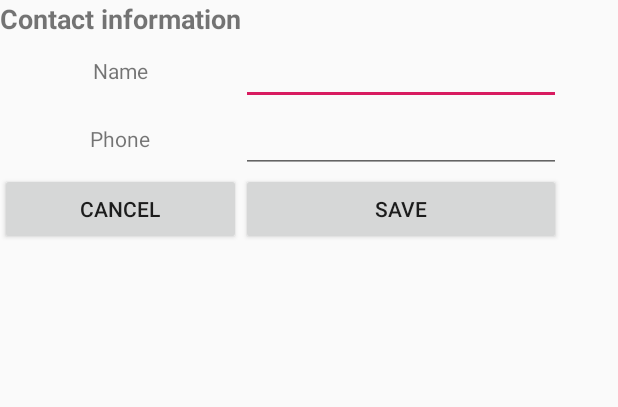
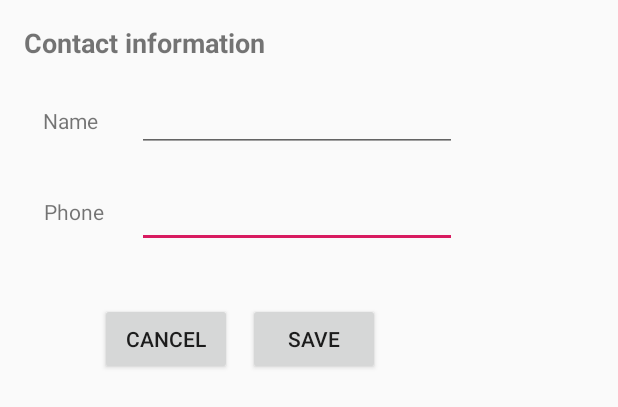
Before and after one commit to Rafa3094/HelpMe, an Android app: the layout dialog_addcontact.xml on its own in the app's theme, with its tools: preview values and no code run, on a phone screen of 412 x 824 dp. Shown: the top 407 px of the screen. Run offline under Robolectric (Android 15) with nearby library versions, the phone set to English and light mode, and no system bars.

Commit message:
Se ajusta la ventana de agregar contactos 02062019_11_06_2019

```diff
--- a/app/src/main/res/layout/dialog_addcontact.xml
+++ b/app/src/main/res/layout/dialog_addcontact.xml
@@ -6,91 +6,138 @@
     android:layout_height="match_parent">
 
 
-    <TableLayout
-        android:layout_width="match_parent"
-        android:layout_height="match_parent"
-        app:layout_constraintTop_toTopOf="parent">
+    <android.support.constraint.ConstraintLayout
+        android:layout_width="395dp"
+        android:layout_height="281dp"
+        tools:layout_editor_absoluteX="8dp"
+        tools:layout_editor_absoluteY="16dp">
 
-        <TableRow
-            android:layout_width="match_parent"
-            android:layout_height="match_parent">
+        <Button
+            android:id="@+id/buttonOk"
 
-            <TextView
-                android:id="@+id/textViewTitle"
-                android:layout_width="wrap_content"
-                android:layout_height="wrap_content"
-                android:layout_gravity="center"
-                android:text="@string/DatosContacto"
-                android:textSize="18sp"
-                android:textStyle="bold"
-                android:visibility="visible"
-                tools:text="@string/DatosContacto"
-                tools:visibility="visible" />
+            android:layout_width="wrap_content"
+            android:layout_height="wrap_content"
+            android:layout_marginStart="8dp"
+            android:layout_marginTop="8dp"
+            android:layout_marginEnd="8dp"
+            android:layout_marginBottom="8dp"
+            android:text="@string/Guardar"
+            app:layout_constraintBottom_toBottomOf="parent"
+            app:layout_constraintEnd_toEndOf="parent"
+            app:layout_constraintHorizontal_bias="0.539"
+            app:layout_constraintStart_toStartOf="parent"
+            app:layout_constraintTop_toTopOf="parent"
+            app:layout_constraintVertical_bias="0.894"
+            tools:text="@string/Guardar" />
 
-        </TableRow>
+        <Button
+            android:id="@+id/buttonCancel"
 
-        <TableRow
-            android:layout_width="match_parent"
-            android:layout_height="match_parent">
+            android:layout_width="wrap_content"
+            android:layout_height="wrap_content"
+            android:layout_marginStart="8dp"
+            android:layout_marginTop="8dp"
+            android:layout_marginEnd="8dp"
+            android:layout_marginBottom="8dp"
+            android:text="@string/Cancelar"
+            app:layout_constraintBottom_toBottomOf="parent"
+            app:layout_constraintEnd_toEndOf="parent"
+            app:layout_constraintHorizontal_bias="0.202"
+            app:layout_constraintStart_toStartOf="parent"
+            app:layout_constraintTop_toTopOf="parent"
+            app:layout_constraintVertical_bias="0.894"
+            tools:text="@string/Cancelar" />
 
-            <TextView
-                android:id="@+id/textViewNombre"
-                android:layout_width="wrap_content"
-                android:layout_height="wrap_content"
-                android:layout_gravity="center"
-                android:text="@string/Nombre"
-                tools:text="@string/Nombre" />
+        <EditText
+            android:id="@+id/editTextTelefono"
+            android:layout_width="wrap_content"
+            android:layout_height="wrap_content"
+            android:layout_marginStart="8dp"
+            android:layout_marginTop="8dp"
+            android:layout_marginEnd="8dp"
+            android:layout_marginBottom="8dp"
+            android:ems="10"
+            android:inputType="phone"
+            app:layout_constraintBottom_toBottomOf="parent"
+            app:layout_constraintEnd_toEndOf="parent"
+            app:layout_constraintStart_toStartOf="parent"
+            app:layout_constraintTop_toTopOf="parent"
+            app:layout_constraintVertical_bias="0.509" />
 
-            <EditText
-                android:id="@+id/editTextNombre"
-                android:layout_width="wrap_content"
-                android:layout_height="wrap_content"
-                android:ems="10"
-                android:inputType="textPersonName"
-                android:text="@string/name" />
-        </TableRow>
+        <TextView
+            android:id="@+id/textViewTelefono"
+            android:layout_width="wrap_content"
+            android:layout_height="wrap_content"
+            android:layout_gravity="center"
+            android:layout_marginStart="8dp"
+            android:layout_marginTop="8dp"
+            android:layout_marginEnd="8dp"
+            android:layout_marginBottom="8dp"
+            android:text="@string/Telefono"
+            app:layout_constraintBottom_toBottomOf="parent"
+            app:layout_constraintEnd_toEndOf="parent"
+            app:layout_constraintHorizontal_bias="0.062"
+            app:layout_constraintStart_toStartOf="parent"
+            app:layout_constraintTop_toTopOf="parent"
+            tools:text="@string/Telefono" />
 
-        <TableRow
-            android:layout_width="match_parent"
-            android:layout_height="match_parent"
-            android:layout_gravity="center">
+        <EditText
+            android:id="@+id/editTextNombre"
+            android:layout_width="wrap_content"
+            android:layout_height="wrap_content"
+            android:layout_marginStart="8dp"
+            android:layout_marginTop="8dp"
+            android:layout_marginEnd="8dp"
+            android:layout_marginBottom="8dp"
+            android:ems="10"
+            android:inputType="textPersonName"
+            android:text="@string/name"
+            app:layout_constraintBottom_toBottomOf="parent"
+            app:layout_constraintEnd_toEndOf="parent"
+            app:layout_constraintStart_toStartOf="parent"
+            app:layout_constraintTop_toTopOf="parent"
+            app:layout_constraintVertical_bias="0.218" />
 
-            <TextView
-                android:id="@+id/textViewTelefono"
-                android:layout_width="wrap_content"
-                android:layout_height="wrap_content"
-                android:layout_gravity="center"
-                android:text="@string/Telefono"
-                tools:text="@string/Telefono" />
+        <TextView
+            android:id="@+id/textViewNombre"
+            android:layout_width="wrap_content"
+            android:layout_height="wrap_content"
+            android:layout_gravity="center"
+            android:layout_marginStart="8dp"
+            android:layout_marginTop="8dp"
+            android:layout_marginEnd="8dp"
+            android:layout_marginBottom="8dp"
+            android:text="@string/Nombre"
+            app:layout_constraintBottom_toBottomOf="parent"
+            app:layout_constraintEnd_toEndOf="parent"
+            app:layout_constraintHorizontal_bias="0.061"
+            app:layout_constraintStart_toStartOf="parent"
+            app:layout_constraintTop_toTopOf="parent"
+            app:layout_constraintVertical_bias="0.256"
+            tools:text="@string/Nombre" />
 
-            <EditText
-                android:id="@+id/editTextTelefono"
-                android:layout_width="wrap_content"
-                android:layout_height="wrap_content"
-                android:ems="10"
-                android:inputType="phone" />
-        </TableRow>
+        <TextView
+            android:id="@+id/textViewTitle"
+            android:layout_width="wrap_content"
+            android:layout_height="wrap_content"
+            android:layout_gravity="center"
+            android:layout_marginStart="8dp"
+            android:layout_marginTop="8dp"
+            android:layout_marginEnd="8dp"
+            android:layout_marginBottom="8dp"
+            android:text="@string/DatosContacto"
+            android:textSize="18sp"
+            android:textStyle="bold"
+            android:visibility="visible"
+            app:layout_constraintBottom_toBottomOf="parent"
+            app:layout_constraintEnd_toEndOf="parent"
+            app:layout_constraintHorizontal_bias="0.037"
+            app:layout_constraintStart_toStartOf="parent"
+            app:layout_constraintTop_toTopOf="parent"
+            app:layout_constraintVertical_bias="0.033"
+            tools:text="@string/DatosContacto"
+            tools:visibility="visible" />
 
-        <TableRow
-            android:layout_width="match_parent"
-            android:layout_height="match_parent">
-
-            <Button
-                android:id="@+id/buttonCancel"
-
-                android:layout_width="wrap_content"
-                android:layout_height="wrap_content"
-                android:text="@string/Cancelar"
-                tools:text="@string/Cancelar" />
-
-            <Button
-                android:id="@+id/buttonOk"
-
-                android:layout_width="wrap_content"
-                android:layout_height="wrap_content"
-                android:text="@string/Guardar"
-                tools:text="@string/Guardar" />
-        </TableRow>
-    </TableLayout>
+    </android.support.constraint.ConstraintLayout>
 
 </android.support.constraint.ConstraintLayout>
```
